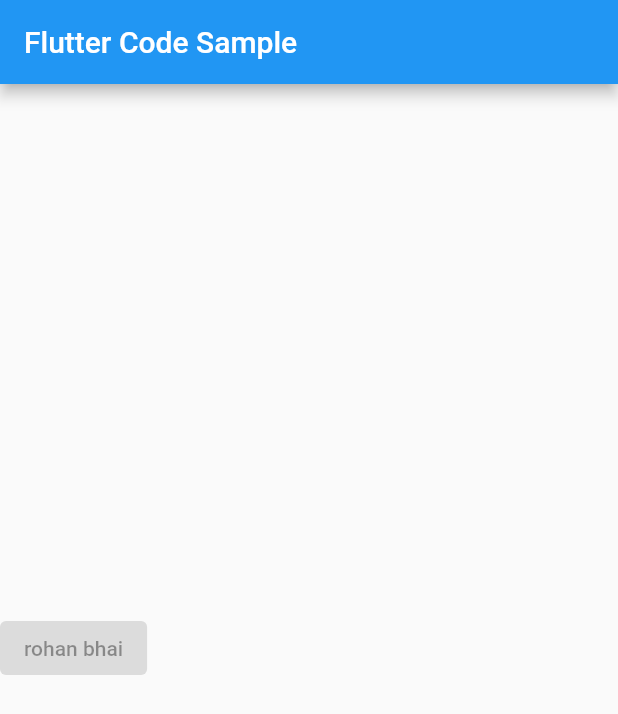
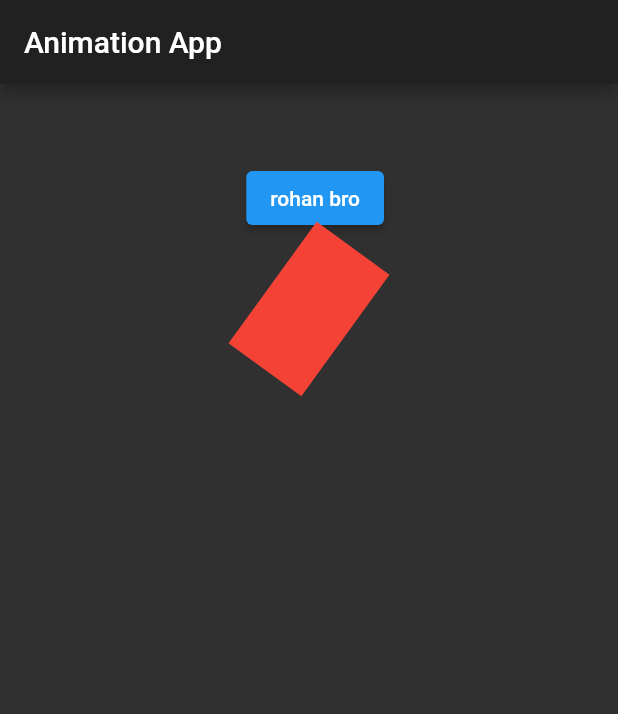
Before and after one commit to RohanUttamVeer/flutter-Animations, a Flutter app: the screen it shows after launch, on a phone screen of 412 x 824 dp. Shown: the top 714 px of the screen. Run offline on Flutter 3.47's test engine with Material 2 defaults, Android fonts, the phone set to English and light mode, and no system bars.

Commit message:
rotation animation

```diff
--- /dev/null
+++ b/lib/animation_widget/animation_1.dart
@@ -0,0 +1,45 @@
+import 'dart:math';
+import 'package:flutter/material.dart';
+
+class Myanimation extends StatefulWidget {
+  @override
+  _Myanimation createState() => _Myanimation();
+}
+
+class _Myanimation extends State<Myanimation>
+    with SingleTickerProviderStateMixin {
+  Animation controller;
+  Animation<double> animation;
+
+  @override
+  void initState() {
+    super.initState();
+
+    controller = AnimationController(
+      duration: Duration(seconds: 3),
+      vsync: this,
+    )..repeat();
+
+    animation = Tween<double>(begin: 0, end: 2 * pi).animate(controller);
+  }
+
+  @override
+  void dispose() {
+    // controller.dispose();
+    super.dispose();
+  }
+
+  @override
+  Widget build(BuildContext context) => Center(
+        child: AnimatedBuilder(
+          animation: animation,
+          child: Container(
+            color: Colors.red,
+            width: 60, height: 100),
+          builder: (context, child) => Transform.rotate(
+            angle: animation.value,
+            child: child,
+          ),
+        ),
+      );
+}
--- a/lib/main.dart
+++ b/lib/main.dart
@@ -1,20 +1,22 @@
-import 'package:flutter/foundation.dart';
 import 'package:flutter/material.dart';
-
+import 'animation_widget/animation_1.dart';
+//navigation created
 void main() => runApp(const MyApp());
 
 /// This is the main application widget.
 class MyApp extends StatelessWidget {
   const MyApp({key}) : super(key: key);
 
-  static const String _title = 'Flutter Code Sample';
+  static const String _title = 'Animation App';
 
   @override
   Widget build(BuildContext context) {
     return MaterialApp(
+      theme: ThemeData.dark(),
       title: _title,
       home: Scaffold(
         appBar: AppBar(title: const Text(_title)),
+        // body: const MyStatefulWidget(),
         body: const MyStatefulWidget(),
       ),
     );
@@ -31,37 +33,47 @@ class MyStatefulWidget extends StatefulWidget {
 
 /// This is the private State class that goes with MyStatefulWidget.
 class _MyStatefulWidgetState extends State<MyStatefulWidget> {
+  var anime = Myanimation();
   bool selected = false;
 
   @override
   Widget build(BuildContext context) {
     return MaterialApp(
-        title: 'Flutter Demo',
+        theme: ThemeData.dark(),
+        title: 'Animation Demo',
         themeMode: ThemeMode.dark,
         home: Scaffold(
           body: Column(
             children: [
-              GestureDetector(
-                onTap: () {
-                  setState(() {
-                    selected = !selected;
-                  });
-                },
-                child: Container(
-                  width: 300,
-                  height: 400,
-                  child: AnimatedAlign(
-                      alignment:
-                          selected ? Alignment.bottomRight : Alignment.bottomLeft,
-                      duration: const Duration(seconds: 1),
-                      curve: Curves.bounceInOut,
-                      // ignore: missing_required_param
-                      child: ElevatedButton(
-                        child: Text("rohan bhai"),
-                        // onPressed: () => nonVirtual,
-                      )),
+              // GestureDetector(
+              //   onTap: () {
+              //     setState(() {
+              //       selected = !selected;
+              //     });
+              //   },
+              Container(
+                width: 100,
+                height: 100,
+                child: AnimatedAlign(
+                  // #1 Animation Align
+                  alignment:
+                      selected ? Alignment.topLeft : Alignment.bottomRight,
+                  duration: const Duration(seconds: 1),
+                  curve: Curves.easeOutCubic,
+                  // heightFactor: 5.0,
+                  // widthFactor: 5.0,
+                  // ignore: deprecated_member_use
+                  child: ElevatedButton(
+                      child: Text("rohan bro"),
+                      onPressed: () {
+                        setState(() {
+                          selected = !selected;
+                        });
+                        // ),
+                      }),
                 ),
-              )
+              ),
+              Myanimation(),
             ],
           ),
         ));
```
